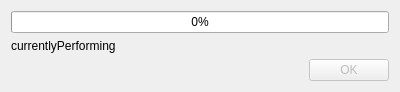
Above: LoadingLibrary.ui from Ephiriel/MusicPieceRecognition before the change. Below: the same form after it.
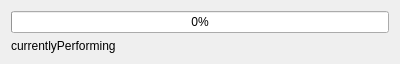
That is the form after the change. Icons and pictures are not drawn.

Diff of the .ui file:
```diff
--- a/LoadingLibrary.ui
+++ b/LoadingLibrary.ui
@@ -7,7 +7,7 @@
     <x>0</x>
     <y>0</y>
     <width>400</width>
-    <height>87</height>
+    <height>58</height>
    </rect>
   </property>
   <property name="windowTitle">
@@ -33,19 +33,6 @@
      </property>
     </widget>
    </item>
-   <item>
-    <widget class="QDialogButtonBox" name="ok_button">
-     <property name="enabled">
-      <bool>false</bool>
-     </property>
-     <property name="orientation">
-      <enum>Qt::Horizontal</enum>
-     </property>
-     <property name="standardButtons">
-      <set>QDialogButtonBox::Ok</set>
-     </property>
-    </widget>
-   </item>
   </layout>
  </widget>
  <resources/>
```
Left out of the diff: 35 changed lines with no effect on the pictures.
